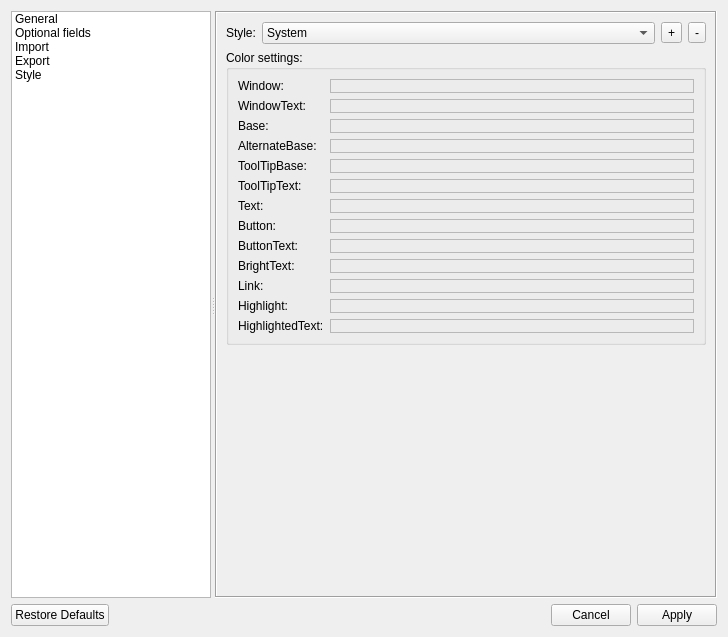
This is DatabaseAnime/settings.ui in LibertaSoft/DatabaseAnime as Qt 5 draws it before an edit. The edited form follows.
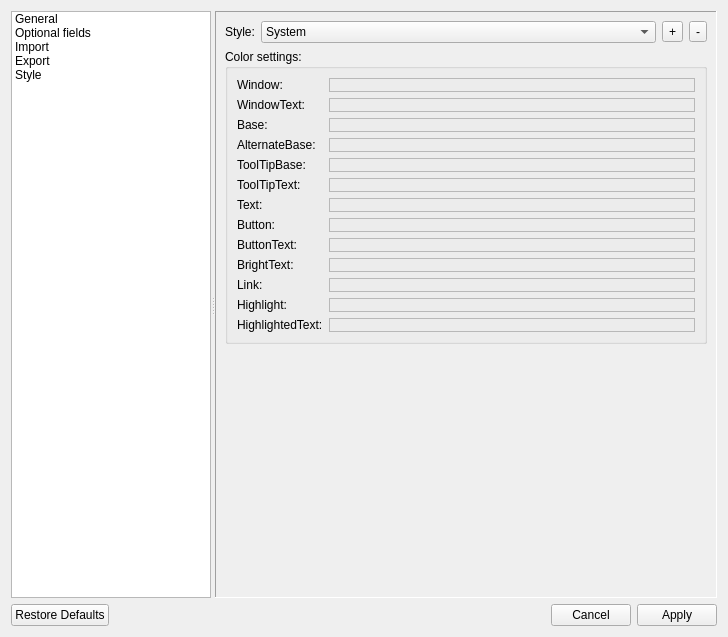
This is the edited form. Icons and pictures are not drawn. Custom widgets are drawn as their Qt base class.

```diff
--- a/DatabaseAnime/settings.ui
+++ b/DatabaseAnime/settings.ui
@@ -107,7 +107,7 @@
        </size>
       </property>
       <property name="frameShape">
-       <enum>QFrame::Box</enum>
+       <enum>QFrame::Panel</enum>
       </property>
       <property name="frameShadow">
        <enum>QFrame::Sunken</enum>
```
Left out of the diff: 8 changed lines with no effect on the pictures.
